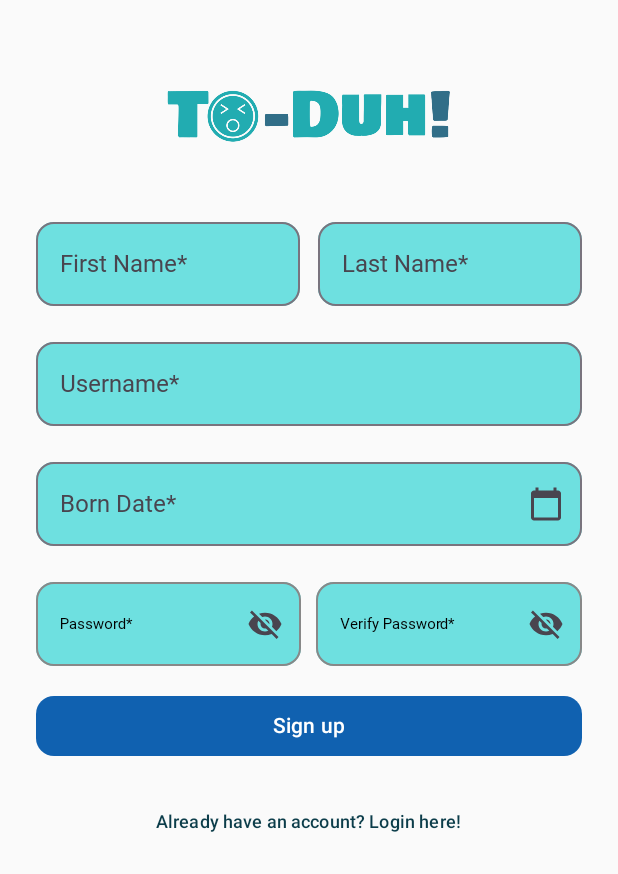
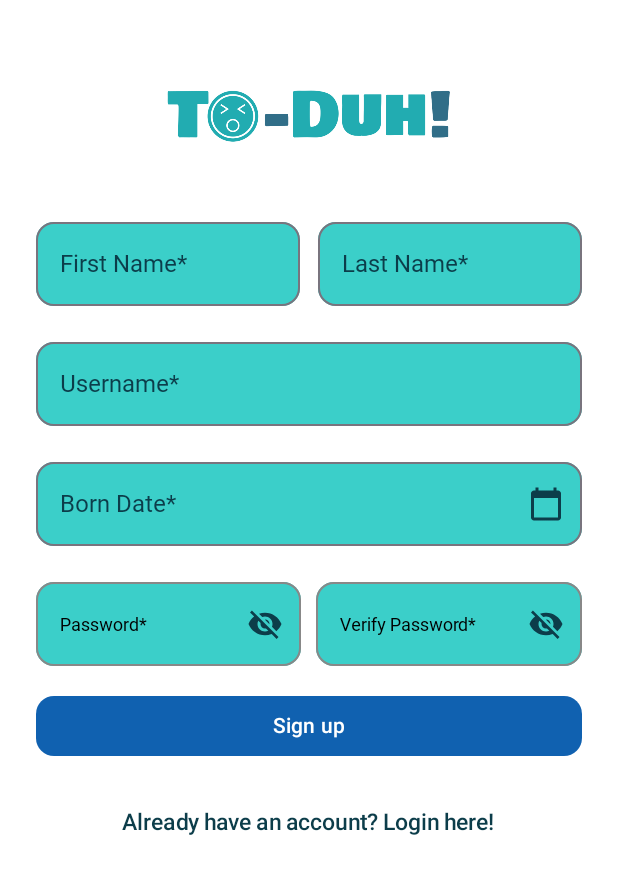
Before and after one commit to titorpw/Aplikasi-To-Duh, an Android app built with Jetpack Compose: the SignUpScreen screen opened through its navigation route, on a phone screen of 412 x 824 dp. Shown: the top 874 px of the screen. Run offline under Robolectric (Android 15) with nearby library versions, the phone set to English and light mode, and no system bars; Roboto replaces fonts that are not available here.

Commit message:
dark mode + font

```diff
--- a/app/src/main/java/com/l0123137/tesprojek/navigation/BottomNavigationBar.kt
+++ b/app/src/main/java/com/l0123137/tesprojek/navigation/BottomNavigationBar.kt
@@ -30,7 +30,7 @@ fun BottomNavigationBar(navController: NavController) {
                     painter = painterResource(id = R.drawable.icon_list),
                     contentDescription = "List",
                     tint = MaterialTheme.colorScheme.onPrimaryContainer,
-                    modifier = Modifier.size(40.dp)
+                    modifier = Modifier.size(100.dp)
                 )
             }
 
--- a/app/src/main/java/com/l0123137/tesprojek/ui/screen/login/LoginScreen.kt
+++ b/app/src/main/java/com/l0123137/tesprojek/ui/screen/login/LoginScreen.kt
@@ -1,6 +1,7 @@
 package com.l0123137.tesprojek.ui.screen.login
 
 import androidx.compose.foundation.Image
+import androidx.compose.foundation.background
 import androidx.compose.foundation.layout.*
 import androidx.compose.foundation.shape.RoundedCornerShape
 import androidx.compose.material3.*
@@ -35,6 +36,7 @@ fun LoginScreen(
     Box(
         modifier = Modifier
             .fillMaxSize()
+            .background(MaterialTheme.colorScheme.background)
             .padding(horizontal = 32.dp),
         contentAlignment = Alignment.Center
     ) {
@@ -100,7 +102,7 @@ fun LoginScreen(
                 modifier = Modifier.fillMaxWidth(),
                 shape = RoundedCornerShape(12.dp)
             ) {
-                Text("Log in")
+                Text("Log in", color = MaterialTheme.colorScheme.onPrimaryContainer)
             }
 
             Spacer(modifier = Modifier.height(8.dp))
@@ -109,7 +111,7 @@ fun LoginScreen(
                 navController.navigate("signup")
             }) {
                 Text(
-                    "Not on To-Duh yet? Sign up here!",
+                    "Not on To-Duh! yet? Sign up here!",
                     fontSize = 15.sp,
                     color = MaterialTheme.colorScheme.onBackground
                 )
--- a/app/src/main/java/com/l0123137/tesprojek/ui/screen/settings/SettingScreen.kt
+++ b/app/src/main/java/com/l0123137/tesprojek/ui/screen/settings/SettingScreen.kt
@@ -124,7 +124,7 @@ fun SettingsScreen(
                 text = "About Us",
                 style = MaterialTheme.typography.bodyLarge,
                 textAlign = TextAlign.Center,
-                color = MaterialTheme.colorScheme.tertiary
+                color = MaterialTheme.colorScheme.secondary
             )
         }
 
@@ -133,7 +133,7 @@ fun SettingsScreen(
         Card(
             modifier = Modifier.fillMaxWidth(),
             shape = RoundedCornerShape(16.dp),
-            colors = CardDefaults.cardColors(containerColor = Color(0xFF3bcfc9))
+            colors = CardDefaults.cardColors(containerColor = MaterialTheme.colorScheme.tertiary)
         ) {
             Text(
                 text = "To-Duh adalah aplikasi manajemen event yang membantu pengguna mengatur agenda secara terorganisir untuk meningkatkan produktivitas. Dengan antarmuka yang intuitif dan mudah diakses, aplikasi ini cocok digunakan dalam konteks personal maupun profesional.",
--- a/app/src/main/java/com/l0123137/tesprojek/ui/screen/signup/CustomDatePicker.kt
+++ b/app/src/main/java/com/l0123137/tesprojek/ui/screen/signup/CustomDatePicker.kt
@@ -44,21 +44,21 @@ fun CustomDatePicker(
         OutlinedTextField(
             value = selectedDate?.format(DateTimeFormatter.ofPattern("dd / MM / yyyy")) ?: "",
             onValueChange = {},
-            label = { Text("$label*") },
+            label = { Text("$label*", color = MaterialTheme.colorScheme.onPrimary) },
             readOnly = true,
             trailingIcon = {
                 IconButton(onClick = {
                     datePickerDialog.show()
                 }) {
-                    Icon(imageVector = Icons.Default.CalendarToday, contentDescription = "Select Date")
+                    Icon(imageVector = Icons.Default.CalendarToday, contentDescription = "Select Date", tint = MaterialTheme.colorScheme.onPrimary)
                 }
             },
             isError = showError,
             modifier = Modifier.fillMaxWidth(),
             shape = RoundedCornerShape(12.dp),
             colors = OutlinedTextFieldDefaults.colors(
-                focusedContainerColor = Color(0xFF6EE0E0),
-                unfocusedContainerColor = Color(0xFF6EE0E0),
+                focusedContainerColor = MaterialTheme.colorScheme.primary,
+                unfocusedContainerColor = MaterialTheme.colorScheme.primary,
             )
         )
         if (showError) {
--- a/app/src/main/java/com/l0123137/tesprojek/ui/screen/signup/CustomPasswordField.kt
+++ b/app/src/main/java/com/l0123137/tesprojek/ui/screen/signup/CustomPasswordField.kt
@@ -45,7 +45,7 @@ fun CustomPasswordField(
             label = {
                 Text(
                     text = "$label*",
-                    fontSize = 10.sp,
+                    fontSize = 12.sp,
                     color = MaterialTheme.colorScheme.onSurface,
                     maxLines = 1,
                     overflow = TextOverflow.Ellipsis
@@ -58,7 +58,8 @@ fun CustomPasswordField(
                 IconButton(onClick = { isVisible = !isVisible }) {
                     Icon(
                         imageVector = if (isVisible) Icons.Default.Visibility else Icons.Default.VisibilityOff,
-                        contentDescription = if (isVisible) "Hide password" else "Show password"
+                        contentDescription = if (isVisible) "Hide password" else "Show password",
+                        tint = MaterialTheme.colorScheme.onPrimary
                     )
                 }
             },
@@ -67,12 +68,10 @@ fun CustomPasswordField(
                 .height(64.dp),
             shape = RoundedCornerShape(12.dp),
             colors = OutlinedTextFieldDefaults.colors(
-                focusedContainerColor = Color(0xFF6EE0E0),
-                unfocusedContainerColor = Color(0xFF6EE0E0),
+                focusedContainerColor = MaterialTheme.colorScheme.primary,
+                unfocusedContainerColor = MaterialTheme.colorScheme.primary,
                 focusedBorderColor = Color.DarkGray,
                 unfocusedBorderColor = Color.Gray,
-                errorBorderColor = Color.Red,
-                errorContainerColor = Color(0xFFFFEAEA)
             )
         )
 
@@ -80,7 +79,7 @@ fun CustomPasswordField(
             Text(
                 text = if (label == "Verify Password") "Password doesn’t match" else "$label is required",
                 color = MaterialTheme.colorScheme.error,
-                fontSize = 10.sp,
+                fontSize = 12.sp,
                 modifier = Modifier.padding(top = 2.dp)
             )
         }
--- a/app/src/main/java/com/l0123137/tesprojek/ui/screen/signup/CustomTextField.kt
+++ b/app/src/main/java/com/l0123137/tesprojek/ui/screen/signup/CustomTextField.kt
@@ -26,14 +26,14 @@ fun CustomTextField(
         OutlinedTextField(
             value = value,
             onValueChange = onValueChange,
-            label = { Text("$label*") },
+            label = { Text("$label*", color = MaterialTheme.colorScheme.onPrimary) },
             isError = error,
             singleLine = true,
             modifier = Modifier.fillMaxWidth(),
             shape = RoundedCornerShape(12.dp),
             colors = OutlinedTextFieldDefaults.colors(
-                focusedContainerColor = Color(0xFF6EE0E0),
-                unfocusedContainerColor = Color(0xFF6EE0E0),
+                focusedContainerColor = MaterialTheme.colorScheme.primary,
+                unfocusedContainerColor = MaterialTheme.colorScheme.primary,
             )
         )
         if (error) {
--- a/app/src/main/java/com/l0123137/tesprojek/ui/screen/signup/SignUpScreen.kt
+++ b/app/src/main/java/com/l0123137/tesprojek/ui/screen/signup/SignUpScreen.kt
@@ -1,9 +1,11 @@
 package com.l0123137.tesprojek.ui.screen.signup
 
 import androidx.compose.foundation.Image
+import androidx.compose.foundation.background
 import androidx.compose.foundation.layout.Arrangement
 import androidx.compose.foundation.layout.Column
 import androidx.compose.foundation.layout.Row
+import androidx.compose.foundation.layout.Spacer
 import androidx.compose.foundation.layout.fillMaxSize
 import androidx.compose.foundation.layout.fillMaxWidth
 import androidx.compose.foundation.layout.height
@@ -45,6 +47,7 @@ fun SignUpScreen(
     Column(
         modifier = Modifier
             .fillMaxSize()
+            .background(MaterialTheme.colorScheme.background)
             .verticalScroll(rememberScrollState())
             .padding(24.dp),
         verticalArrangement = Arrangement.spacedBy(16.dp),
@@ -159,13 +162,13 @@ fun SignUpScreen(
             shape = androidx.compose.foundation.shape.RoundedCornerShape(12.dp),
             colors = ButtonDefaults.buttonColors(containerColor = MaterialTheme.colorScheme.secondaryContainer)
         ) {
-            Text(text = "Sign up")
+            Text(text = "Sign up", color = MaterialTheme.colorScheme.onPrimaryContainer)
         }
 
         TextButton(onClick = { navController.navigate("login") }) {
             Text(
                 text = "Already have an account? Login here!",
-                fontSize = 12.sp,
+                fontSize = 15.sp,
                 color = MaterialTheme.colorScheme.onBackground
             )
         }
--- a/app/src/main/java/com/l0123137/tesprojek/ui/theme/Theme.kt
+++ b/app/src/main/java/com/l0123137/tesprojek/ui/theme/Theme.kt
@@ -25,13 +25,13 @@ private val DarkColorScheme = darkColorScheme(
     onBackground = Color.Cyan,
     surface = DarkCyan,
     onSurface = Color.White,
-    error = Color.Yellow,
+    error = Color.Red,
     onError = Color.Black,
 )
 
 private val LightColorScheme = lightColorScheme(
     primary = Turquoise,
-    onPrimary = Color.White,
+    onPrimary = DarkCyan,
     primaryContainer = SteelBlue,
     secondaryContainer = RoyalBlue,
     onPrimaryContainer = Color.White,
```
Also changed, not shown: app/src/main/java/com/l0123137/tesprojek/ui/screen/createEvent/CreateEventScreen.kt (+9 -9 lines), app/src/main/java/com/l0123137/tesprojek/ui/screen/editEvent/EditEventScreen.kt (+5 -2 lines).
